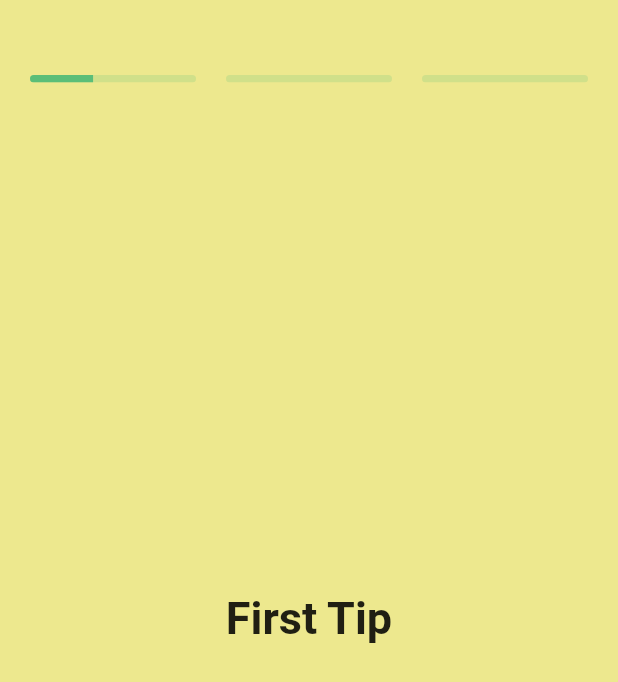
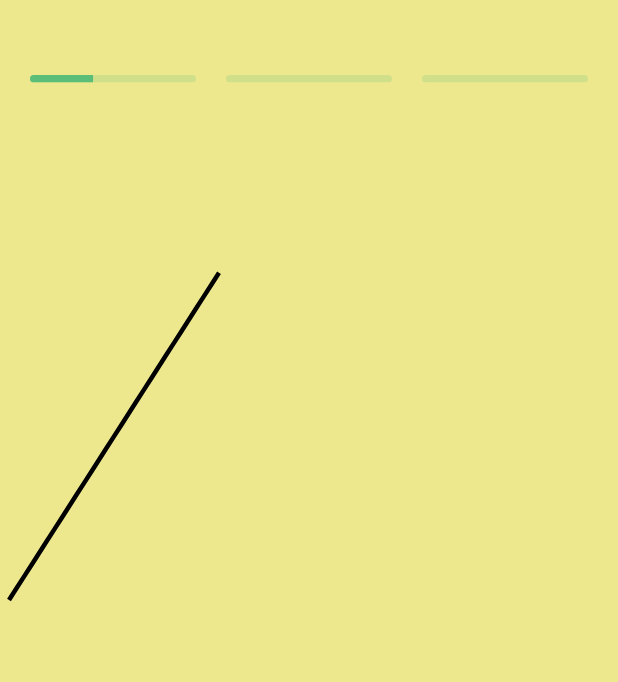
Before and after one commit to havkaweight/mobile, a Flutter app: the StoryPage screen opened directly, on a phone screen of 412 x 824 dp. Shown: the top 682 px of the screen. Run offline on Flutter 3.47's test engine with Material 2 defaults, Android fonts, the phone set to English and light mode, and no system bars; our stand-ins replace charts_flutter, dio, firebase_auth, firebase_core, flutter_secure_storage, font_awesome_flutter and 5 more; missing offline and left inert: dart:html, dio_http_cache, flutter_driver, flutter_reactive_ble, qr_code_scanner; accounts and stored records are empty; network calls fail.

Commit message:
Added draft of line chart

```diff
--- a/lib/ui/screens/onboarding_screens.dart
+++ b/lib/ui/screens/onboarding_screens.dart
@@ -1,23 +1,50 @@
 
 
+import 'dart:async';
+import 'dart:math';
+
+import 'package:charts_flutter/flutter.dart';
 import 'package:flutter/cupertino.dart';
 import 'package:flutter/material.dart';
 import 'package:health_tracker/constants/colors.dart';
-import 'package:smooth_page_indicator/smooth_page_indicator.dart';
+import 'package:flutter/src/painting/text_style.dart' as textStyle;
 
-class OnboardingScreen1 extends StatelessWidget {
+import '../widgets/line_chart.dart';
+
+class OnboardingScreen1 extends StatefulWidget {
+  @override
+  _OnboardingScreen1State createState() => _OnboardingScreen1State();
+}
+
+class _OnboardingScreen1State extends State<OnboardingScreen1> {
+  late List<DataPoint> mockDataPoints;
+
+  @override
+  void initState() {
+    super.initState();
+    mockDataPoints = [
+      DataPoint(dx: 0, dy: 0)
+    ];
+
+    Timer.periodic(const Duration(milliseconds: 50), (timer) {
+      setState(() {
+        mockDataPoints.add(DataPoint(dx: mockDataPoints.last.dx+5, dy: mockDataPoints.last.dy + (Random().nextDouble()*2-1)*10));
+      });
+    });
+  }
+
   @override
   Widget build(BuildContext context) {
     return Scaffold(
       backgroundColor: HavkaColors.bone[100],
-      body: const Center(
-        child: Text(
-          "First Tip",
-          style: TextStyle(
-            fontSize: 30,
-            fontWeight: FontWeight.bold,
+      body: Center(
+          child: Column(
+            children: [
+              CustomPaint(
+                painter: HavkaLineChart(mockDataPoints: mockDataPoints),
+              ),
+            ],
           ),
-        ),
       ),
     );
   }
@@ -31,7 +58,7 @@ class OnboardingScreen2 extends StatelessWidget {
       body: const Center(
         child: Text(
           "Second Tip",
-          style: TextStyle(
+          style: textStyle.TextStyle(
             fontSize: 30,
             fontWeight: FontWeight.bold,
           ),
@@ -47,14 +74,11 @@ class OnboardingScreen3 extends StatelessWidget {
     return Scaffold(
       backgroundColor: HavkaColors.bone[100],
       body: const Center(
-        child: Hero(
-          tag: "get-started",
-          child: Text(
-            "Third Tip",
-            style: TextStyle(
-              fontSize: 30,
-              fontWeight: FontWeight.bold,
-            ),
+        child: Text(
+          "Third Tip",
+          style: textStyle.TextStyle(
+            fontSize: 30,
+            fontWeight: FontWeight.bold,
           ),
         ),
       ),
--- a/lib/ui/screens/sign_in_screen.dart
+++ b/lib/ui/screens/sign_in_screen.dart
@@ -109,7 +109,7 @@ class _SignInScreenState extends State<SignInScreen> {
         await _apiRoutes.signIn(emailController.text, passwordController.text);
     // print('res $futureSignIn');
     setState(() {
-      if (futureSignIn!) {
+      // if (futureSignIn!) {
         WidgetsBinding.instance.addPostFrameCallback((_) {
           Navigator.pushAndRemoveUntil(
             context,
@@ -117,7 +117,7 @@ class _SignInScreenState extends State<SignInScreen> {
               (r) => false
           );
         });
-      }
+      // }
       signInStatus = SignInStatus.notLoggedIn;
       showPopUp(context, 'Invalid login or password');
     });
--- a/lib/ui/screens/story_screen.dart
+++ b/lib/ui/screens/story_screen.dart
@@ -7,6 +7,7 @@ import 'package:health_tracker/ui/screens/onboarding_screens.dart';
 import 'package:health_tracker/ui/screens/product_adding_screen.dart';
 import 'package:health_tracker/ui/screens/sign_in_screen.dart';
 import 'package:health_tracker/ui/screens/user_products_screen.dart';
+import 'package:health_tracker/ui/screens/welcome_screen.dart';
 import 'package:health_tracker/ui/widgets/linear_progress_bar.dart';
 
 import '../../main.dart';
@@ -35,7 +36,7 @@ class _StoryPageState extends State<StoryPage> {
       percentWatched.add(0);
     }
 
-    _startWatching();
+    _startWatching(5);
   }
 
   @override
@@ -43,8 +44,8 @@ class _StoryPageState extends State<StoryPage> {
     super.dispose();
   }
 
-  Future<void> _startWatching() async {
-    Timer.periodic(const Duration(milliseconds: 50), (timer) {
+  Future<void> _startWatching(int seconds) async {
+    Timer.periodic(Duration(milliseconds: seconds*10), (timer) {
       setState(() {
         if(percentWatched[currentStoryIndex] + 0.01 < 1) {
           percentWatched[currentStoryIndex] += 0.01;
@@ -55,16 +56,10 @@ class _StoryPageState extends State<StoryPage> {
 
           if(currentStoryIndex < stories.length - 1) {
             currentStoryIndex ++;
-            _startWatching();
+            _startWatching(5);
           }
           else {
-
-            Navigator.pushAndRemoveUntil(
-              context,
-              MaterialPageRoute(builder: (context) {
-                return HavkaApp();
-              },
-            ), (route) => false);
+            Navigator.pop(context);
           }
         }
       });
@@ -73,7 +68,15 @@ class _StoryPageState extends State<StoryPage> {
 
   @override
   Widget build(BuildContext context) {
-    return GestureDetector(
+    return Hero(
+      tag: "get-started",
+      child: Dismissible(
+        key: const Key('key'),
+        direction: DismissDirection.down,
+        onDismissed: (_) {
+          Navigator.pop(context);
+        },
+        child: GestureDetector(
           onTapDown: (TapDownDetails details) {
             final double screenWidth = MediaQuery.of(context).size.width;
             final double dx = details.globalPosition.dx;
@@ -113,6 +116,8 @@ class _StoryPageState extends State<StoryPage> {
               ],
             ),
           ),
+        ),
+      ),
     );
   }
 }
--- a/lib/ui/widgets/circular_progress_bar.dart
+++ b/lib/ui/widgets/circular_progress_bar.dart
@@ -33,9 +33,9 @@ class _CircularProgressBar extends State<CircularProgressBar>
       vsync: this,
       duration: Duration(milliseconds:  widget.value == -1 ? 2000 : 600),
     )
-      ..addListener(() {
-        setState(() {});
-      });
+    ..addListener(() {
+      setState(() {});
+    });
     if(widget.value == -1) {
       controller.repeat();
     } else {
--- /dev/null
+++ b/lib/ui/widgets/line_chart.dart
@@ -0,0 +1,46 @@
+import 'package:flutter/cupertino.dart';
+import 'package:flutter/material.dart';
+
+class DataPoint {
+  final double dx;
+  final double dy;
+
+  DataPoint({
+    required this.dx,
+    required this.dy,
+  });
+}
+
+class HavkaLineChart extends CustomPainter {
+  List<DataPoint> mockDataPoints;
+
+  HavkaLineChart({
+    required this.mockDataPoints,
+  });
+
+  @override
+  void paint(Canvas canvas, Size size) {
+    final axisPaint = Paint()
+        ..color = Colors.black
+        ..strokeWidth = 3
+        ..style = PaintingStyle.stroke;
+
+    final axis = Path()
+      ..moveTo(0, 0)
+      ..lineTo(0, size.height)
+      ..lineTo(size.width, size.height);
+
+    final data = Path()..moveTo(-200, 400);
+
+    for(final dataPoint in mockDataPoints) {
+      data.lineTo(-200+dataPoint.dx, 400+dataPoint.dy);
+    }
+
+    canvas.drawPath(data, axisPaint);
+    // canvas.drawPath(axis, axisPaint);
+  }
+
+  @override
+  bool shouldRepaint(covariant CustomPainter oldDelegate) => true;
+
+}
--- a/pubspec.yaml
+++ b/pubspec.yaml
@@ -41,7 +41,6 @@ dependencies:
   flutter_reactive_ble: ^5.0.2
   charts_flutter: ^0.12.0
   fl_chart: ^0.36.1
-  flutter_launcher_icons: ^0.9.0
   firebase_auth: ^4.1.5
   firebase_core: ^2.3.0
   google_sign_in: ^5.4.2
@@ -61,7 +60,7 @@ dependencies:
   cupertino_icons: ^1.0.3
 
 dev_dependencies:
-  image: ^3.0.0-nullsafety.0
+  image: ^4.0.15
   flutter_test:
     sdk: flutter
 
```
Also changed, not shown: lib/main.dart (+7 -10 lines), lib/ui/screens/products_screen.dart (+9 -2 lines), lib/ui/screens/welcome_screen.dart (+9 -7 lines), pubspec.lock. Lines whose indentation alone changed are shown as unchanged.
